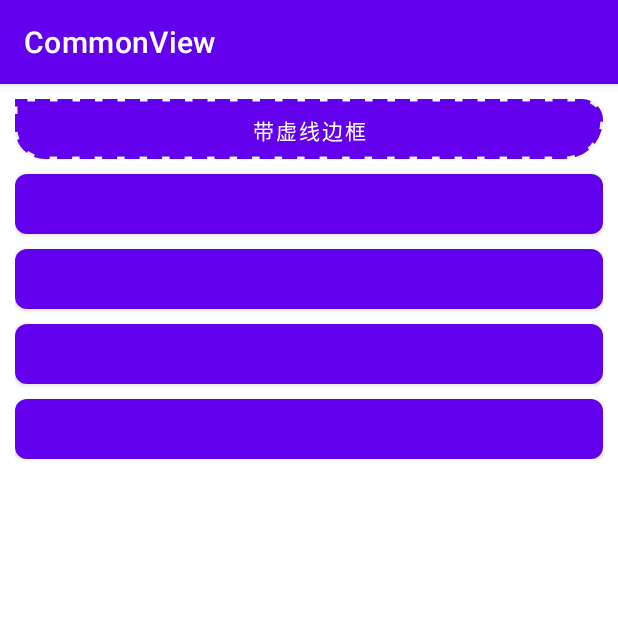
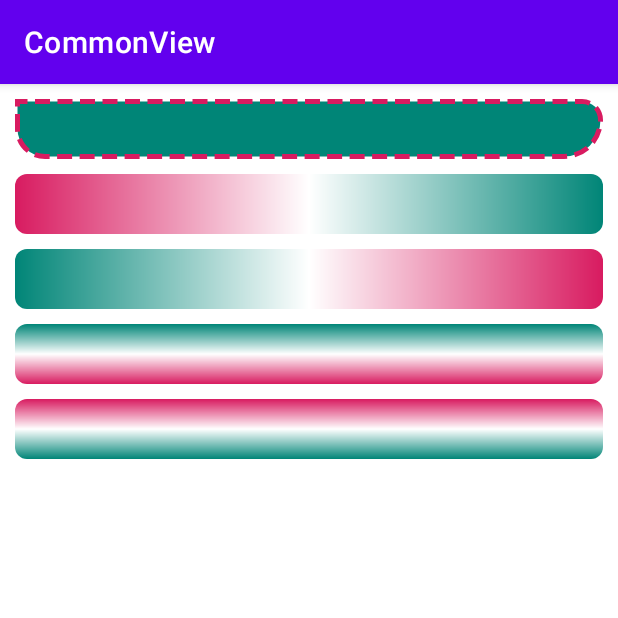
Before and after one commit to Fox-hu/CommonView, an Android app: the ShapeActivity screen opened directly, with no data from a screen before it, on a phone screen of 412 x 824 dp, the top half of it. Run offline under Robolectric (Android 15) with nearby library versions, the phone set to English and light mode, and no system bars.

Commit message:
change button to imageview

```diff
--- a/app/src/main/res/layout/view_activity_shape.xml
+++ b/app/src/main/res/layout/view_activity_shape.xml
@@ -9,31 +9,31 @@
             android:layout_height="match_parent"
             android:orientation="vertical">
 
-        <Button
+        <ImageView
                 android:layout_width="match_parent"
                 android:layout_height="40dp"
                 android:background="@drawable/view_solid_corners_stroke"
                 android:text="带虚线边框" />
 
-        <Button
+        <ImageView
                 android:layout_width="match_parent"
                 android:layout_height="40dp"
                 android:layout_marginTop="10dp"
                 android:background="@drawable/view_linear_0" />
 
-        <Button
+        <ImageView
                 android:layout_width="match_parent"
                 android:layout_height="40dp"
                 android:layout_marginTop="10dp"
                 android:background="@drawable/view_linear_180" />
 
-        <Button
+        <ImageView
                 android:layout_width="match_parent"
                 android:layout_height="40dp"
                 android:layout_marginTop="10dp"
                 android:background="@drawable/view_linear_90" />
 
-        <Button
+        <ImageView
                 android:layout_width="match_parent"
                 android:layout_height="40dp"
                 android:layout_marginTop="10dp"
```
